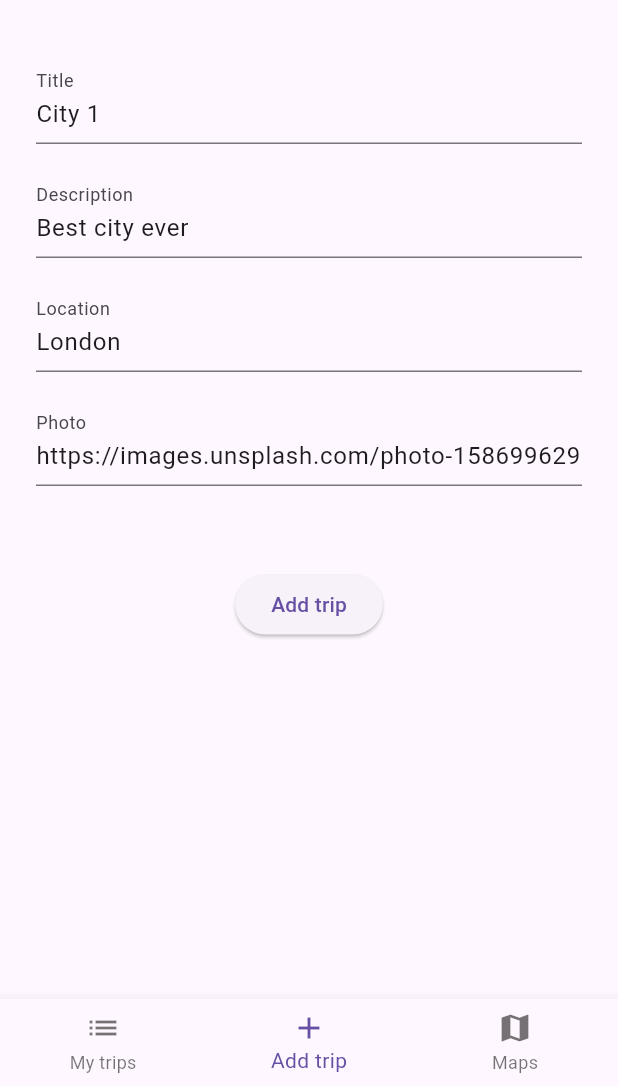
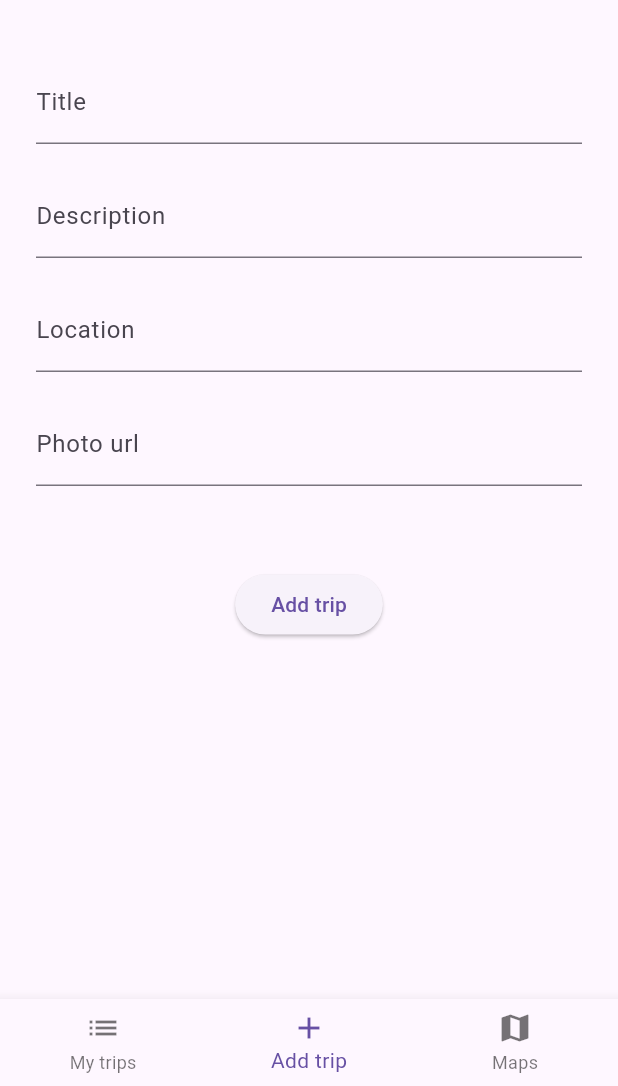
Before and after one commit to MoaazAtik/Travel-App, a Flutter app: the screen it shows after launch, swiped to page 2, on a phone screen of 412 x 824 dp, the part 150-1236 px from its top. Run offline on Flutter 3.47's test engine with Material 3 defaults, Android fonts, the phone set to English and light mode, and no system bars; our stand-ins replace flutter_riverpod, hive, hive_flutter; accounts and stored records are empty; network calls fail.

Commit message:
feat: Add mock trip data and update README
This commit introduces mock trip data for development and testing purposes.

Key changes:
- `lib/core/constants.dart`: New file created to store a list of `Trip` objects (`tripMocks`) and a boolean flag (`addTripMocks`) to control their addition.
- `lib/features/trip/ui/pages/my_trips_screen.dart`:
    - Added logic to populate the trip list with mock data from `tripMocks` if `addTripMocks` is true and the list is empty.
- `lib/features/trip/ui/pages/add_trip_screen.dart`:
    - Removed default text values from `TextEditingController`s for title, description, location, and picture.
    - Updated the label for the picture text field from "Photo" to "Photo url".
- `README.md`: Updated with a more descriptive overview of the app, its features (Riverpod, Clean Architecture, Hive), and attribution to the tutorial source.

```diff
--- a/lib/features/trip/ui/pages/add_trip_screen.dart
+++ b/lib/features/trip/ui/pages/add_trip_screen.dart
@@ -9,16 +9,13 @@ class AddTripScreen extends ConsumerWidget {
   AddTripScreen({super.key});
 
   final _formKey = GlobalKey<FormState>();
-  final _titleController = TextEditingController(text: "City 1");
-  final _descController = TextEditingController(text: "Best city ever");
-  final _locationController = TextEditingController(text: "London");
-  final _pictureController = TextEditingController(
-    text:
-    'https://images.unsplash.com/photo-1586996292898-71f4036c4e07?q=80&w=2670&auto=format&fit=crop&ixlib=rb-4.1.0&ixid=M3wxMjA3fDB8MHxwaG90by1wYWdlfHx8fGVufDB8fHx8fA%3D%3D',
-  );
+  final _titleController = TextEditingController();
+  final _descController = TextEditingController();
+  final _locationController = TextEditingController();
+  final _pictureController = TextEditingController();
 
   final List<String> pictures = [
-    'https://images.unsplash.com/photo-1499856871958-5b9627545d1a?auto=format&fit=crop&q=60&w=500&ixlib=rb-4.0.3&ixid=M3wxMjA3fDB8MHxleHBsb3JlLWZlZWR8MXx8fGVufDB8fHx8fA%3D%3D',
+    'https://images.unsplash.com/photo-1499856871958-5b9627545d1a?auto=format&fit=crop&q=60&w=500&ixlib=rb-4.0.3&ixid=M3wxMjA3fDB8MHxleHBsb3JlLWZlZWR8MXx8fGddVufDB8fHx8fA%3D%3D',
   ];
 
   @override
@@ -30,7 +27,10 @@ class AddTripScreen extends ConsumerWidget {
           spacing: 20.0,
           children: [
             SizedBox(height: 20),
-            CustomTextFormField(controller: _titleController, labelText: "Title"),
+            CustomTextFormField(
+              controller: _titleController,
+              labelText: "Title",
+            ),
             CustomTextFormField(
               controller: _descController,
               labelText: "Description",
@@ -41,7 +41,7 @@ class AddTripScreen extends ConsumerWidget {
             ),
             CustomTextFormField(
               controller: _pictureController,
-              labelText: "Photo",
+              labelText: "Photo url",
             ),
             SizedBox(height: 15),
             ElevatedButton(
@@ -56,7 +56,9 @@ class AddTripScreen extends ConsumerWidget {
                     photos: pictures,
                   );
 
-                  ref.read(tripListNotifierProvider.notifier).addNewTrip(newTrip);
+                  ref
+                      .read(tripListNotifierProvider.notifier)
+                      .addNewTrip(newTrip);
                 }
               },
               child: Text("Add trip"),
```
Also changed, not shown: lib/core/constants.dart (added, +46 -0 lines), lib/features/trip/ui/pages/my_trips_screen.dart (+8 -0 lines), 1 other file.
